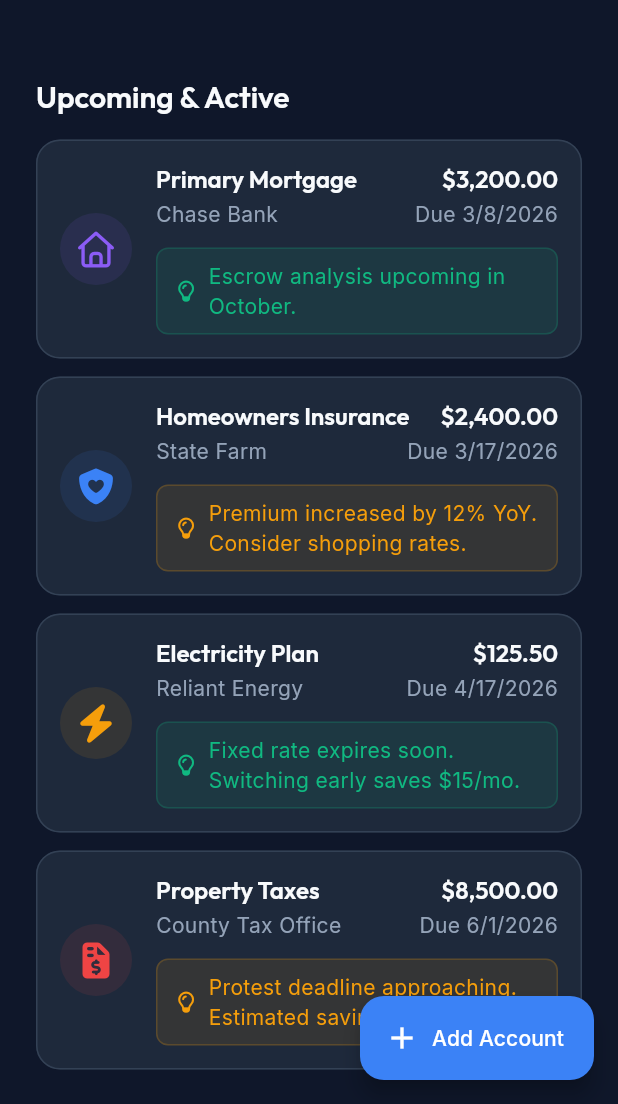
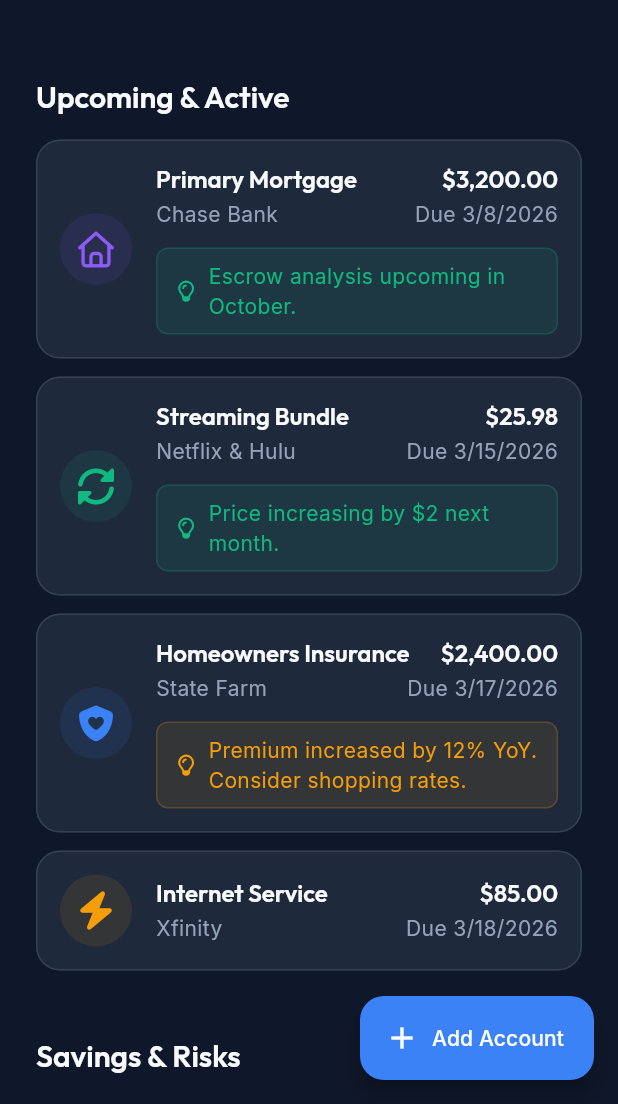
Before and after one commit to MooseShel/finflow, a Flutter app: the screen it shows after launch, scrolled down 576 dp, on a phone screen of 412 x 824 dp, the part 132-1236 px from its top. Run offline on Flutter 3.47's test engine with Material 3 defaults, Android fonts, the light colour scheme and no system bars; our stand-ins replace fl_chart, font_awesome_flutter, get, google_fonts.

```diff
--- a/lib/services/mock_data_service.dart
+++ b/lib/services/mock_data_service.dart
@@ -63,12 +63,48 @@ class MockDataService {
         amount: 0.0,
         insightText: 'Annual maintenance required to keep warranty valid.',
       ),
+      FinancialItem(
+        id: '7',
+        title: 'Internet Service',
+        provider: 'Xfinity',
+        type: ItemType.utility,
+        status: Status.active,
+        nextDueDate: now.add(const Duration(days: 15)),
+        amount: 85.0,
+      ),
+      FinancialItem(
+        id: '8',
+        title: 'Streaming Bundle',
+        provider: 'Netflix & Hulu',
+        type: ItemType.subscription,
+        status: Status.active,
+        nextDueDate: now.add(const Duration(days: 12)),
+        amount: 25.98,
+        insightText: 'Price increasing by \$2 next month.',
+      ),
+      FinancialItem(
+        id: '9',
+        title: 'Auto Loan',
+        provider: 'Capital One Auto',
+        type: ItemType.loan,
+        status: Status.active,
+        nextDueDate: now.add(const Duration(days: 20)),
+        amount: 450.0,
+        insightText: 'Refinance at current rates for \$35/mo savings.',
+      ),
     ];
   }
 
   static double getTotalMonthlyObligations() {
     // Highly simplified mock logic
-    return 3200.0 + 125.50 + (2400 / 12) + (850 / 6) + (8500 / 12);
+    return 3200.0 +
+        125.50 +
+        (2400 / 12) +
+        (850 / 6) +
+        (8500 / 12) +
+        85.0 +
+        25.98 +
+        450.0;
   }
 
   static double getPotentialSavings() {
--- a/lib/widgets/policy_list_tile.dart
+++ b/lib/widgets/policy_list_tile.dart
@@ -121,9 +121,10 @@ class PolicyListTile extends StatelessWidget {
         icon = FontAwesomeIcons.screwdriverWrench;
         color = AppTheme.textSecondary;
         break;
-      default:
-        icon = FontAwesomeIcons.fileCircleCheck;
-        color = AppTheme.primary;
+      case ItemType.subscription:
+        icon = FontAwesomeIcons.rotate;
+        color = AppTheme.secondary;
+        break;
     }
 
     return Container(
```
Also changed, not shown: 1 other file.
